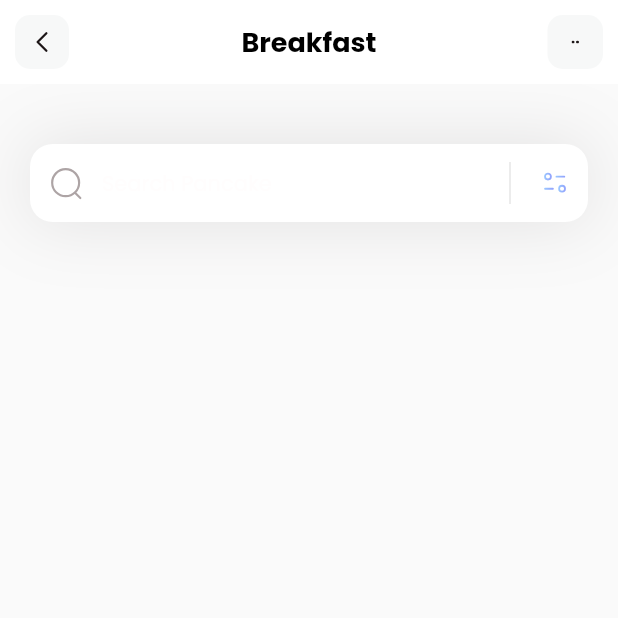
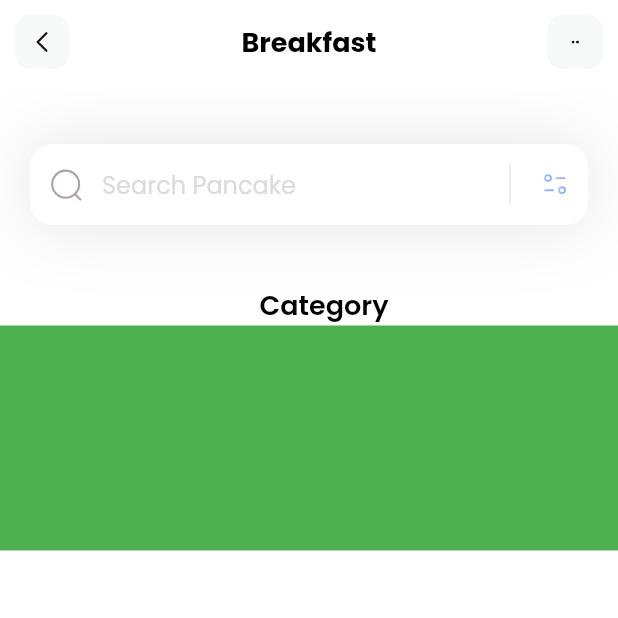
Before and after one commit to Badizawr/flutter_first_progect, a Flutter app: the screen it shows after launch, on a phone screen of 412 x 824 dp, the top half of it. Run offline on Flutter 3.47's test engine with Material 2 defaults, Android fonts, the phone set to English and light mode, and no system bars; our stand-ins replace flutter_svg.

Commit message:
begin list viev

```diff
--- a/lib/pages/home.dart
+++ b/lib/pages/home.dart
@@ -8,8 +8,36 @@ class HomePage extends StatelessWidget {
   Widget build(BuildContext context) {
     return Scaffold(
       appBar: appBar(),
-      body: Column(children: [
+      backgroundColor: Colors.white,
+      body: Column(crossAxisAlignment: CrossAxisAlignment.start, children: [
+        _searchField(),
+        SizedBox(
+          height: 40,
+        ),
+        Column(
+          children: [
+            Padding(
+              padding: const EdgeInsets.only(left: 20),
+              child: Text(
+                'Category',
+                style: TextStyle(
+                    color: Colors.black,
+                    fontSize: 18,
+                    fontWeight: FontWeight.w600),
+              ),
+            ),
             Container(
+              height: 150,
+              color: Colors.green,
+            )
+          ],
+        )
+      ]),
+    );
+  }
+
+  Container _searchField() {
+    return Container(
       margin: EdgeInsets.only(top: 40, left: 20, right: 20),
       decoration: BoxDecoration(boxShadow: [
         BoxShadow(
@@ -23,10 +51,7 @@ class HomePage extends StatelessWidget {
             fillColor: Colors.white,
             contentPadding: EdgeInsets.all(15),
             hintText: 'Search Pancake',
-                hintStyle: TextStyle(
-                  color: Color(0xffDDADA),
-                  fontSize: 14
-                ),
+            hintStyle: TextStyle(color: Color(0xffDDDADA)),
             prefixIcon: Padding(
               padding: const EdgeInsets.all(12),
               child: SvgPicture.asset('assets/icons/Search.svg'),
@@ -55,8 +80,6 @@ class HomePage extends StatelessWidget {
                 borderRadius: BorderRadius.circular(15),
                 borderSide: BorderSide.none)),
       ),
-        )
-      ]),
     );
   }
 
```
Lines whose indentation alone changed are shown as unchanged.
